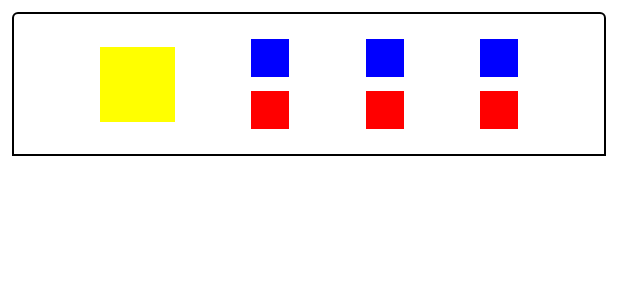
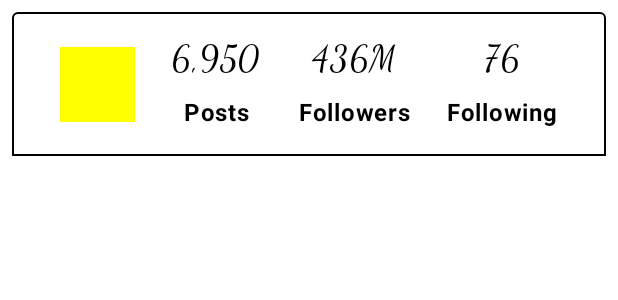
Before and after one commit to IvanToropygin/FirstComposeProject, an Android app built with Jetpack Compose: the @Preview function PreviewCardLight, on a phone screen of 412 x 824 dp. Shown: the top 300 px of the screen. Run offline under Robolectric (Android 15) with nearby library versions, the phone set to English and light mode, and no system bars.

Commit message:
lesson_7 textStyle

```diff
--- a/app/src/main/java/com/sumin/firstcomposeproject/ui/theme/InstagramProfileCard.kt
+++ b/app/src/main/java/com/sumin/firstcomposeproject/ui/theme/InstagramProfileCard.kt
@@ -14,12 +14,17 @@ import androidx.compose.foundation.shape.RoundedCornerShape
 import androidx.compose.material3.Card
 import androidx.compose.material3.CardDefaults
 import androidx.compose.material3.MaterialTheme
+import androidx.compose.material3.Text
 import androidx.compose.runtime.Composable
 import androidx.compose.ui.Alignment
 import androidx.compose.ui.Modifier
 import androidx.compose.ui.graphics.Color
+import androidx.compose.ui.text.font.FontFamily
+import androidx.compose.ui.text.font.FontStyle
+import androidx.compose.ui.text.font.FontWeight
 import androidx.compose.ui.tooling.preview.Preview
 import androidx.compose.ui.unit.dp
+import androidx.compose.ui.unit.sp
 
 @Composable
 fun InstagramProfileCard() {
@@ -45,35 +50,33 @@ fun InstagramProfileCard() {
 
             }
 
-            TwoRowTextBox()
-            TwoRowTextBox()
-            TwoRowTextBox()
+            UserStatistics(title = "Posts", value = "6,950")
+            UserStatistics(title = "Followers", value = "436M")
+            UserStatistics(title = "Following", value =  "76")
         }
     }
 }
 
 @Composable
-private fun TwoRowTextBox() {
+private fun UserStatistics(
+    title: String,
+    value: String
+) {
     Column(
         modifier = Modifier
             .height(80.dp),
         horizontalAlignment = Alignment.CenterHorizontally,
         verticalArrangement = Arrangement.SpaceEvenly
     ) {
-        Box(
-            modifier = Modifier
-                .size(25.dp)
-                .background(color = Color.Blue)
-        ) {
-
-        }
-        Box(
-            modifier = Modifier
-                .size(25.dp)
-                .background(color = Color.Red)
-        ) {
-
-        }
+        Text(
+            text = value,
+            fontSize = 24.sp,
+            fontFamily = FontFamily.Cursive
+        )
+        Text(
+            text = title,
+            fontWeight = FontWeight.Bold
+        )
     }
 }
 
```
